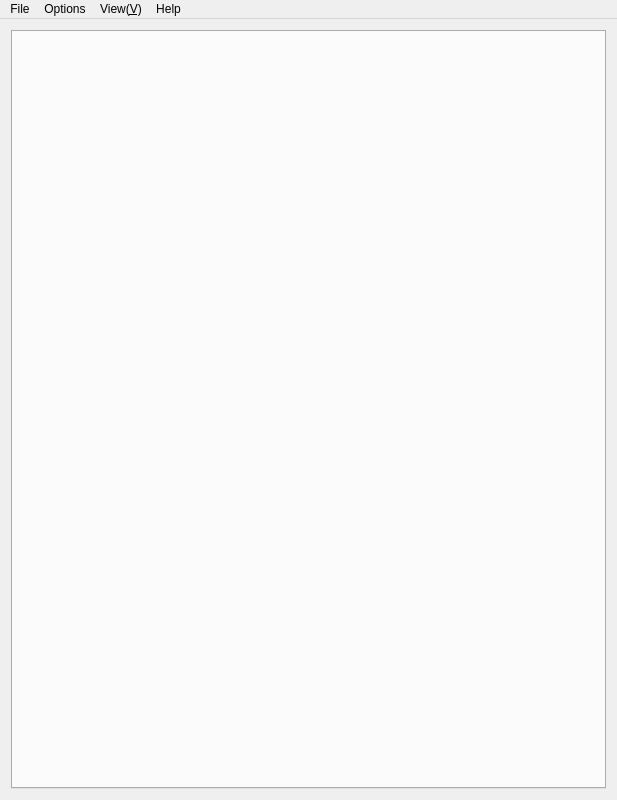
Before: the Qt Designer form MainWindow.ui in flytocc/pyqt5-cv2-multithreaded, drawn with Qt 5.
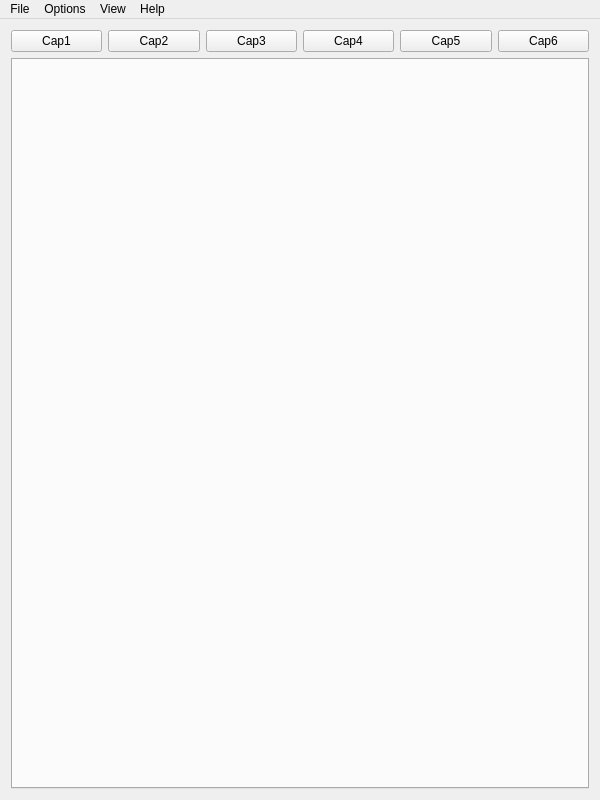
After: the same form once the commit is applied.

Diff of the .ui file:
```diff
--- a/MainWindow.ui
+++ b/MainWindow.ui
@@ -6,7 +6,7 @@
    <rect>
     <x>0</x>
     <y>0</y>
-    <width>617</width>
+    <width>600</width>
     <height>800</height>
    </rect>
   </property>
@@ -26,7 +26,53 @@
    <string>qt-opencv-multithreaded</string>
   </property>
   <widget class="QWidget" name="centralWidget">
-   <layout class="QVBoxLayout" name="verticalLayout" stretch="1">
+   <layout class="QVBoxLayout" name="verticalLayout" stretch="0,1">
+    <item>
+     <layout class="QHBoxLayout" name="horizontalLayout">
+      <item>
+       <widget class="QPushButton" name="addCapPushButton_1">
+        <property name="text">
+         <string>Cap1</string>
+        </property>
+       </widget>
+      </item>
+      <item>
+       <widget class="QPushButton" name="addCapPushButton_2">
+        <property name="text">
+         <string>Cap2</string>
+        </property>
+       </widget>
+      </item>
+      <item>
+       <widget class="QPushButton" name="addCapPushButton_3">
+        <property name="text">
+         <string>Cap3</string>
+        </property>
+       </widget>
+      </item>
+      <item>
+       <widget class="QPushButton" name="addCapPushButton_4">
+        <property name="text">
+         <string>Cap4</string>
+        </property>
+       </widget>
+      </item>
+      <item>
+       <widget class="QPushButton" name="addCapPushButton_5">
+        <property name="text">
+         <string>Cap5</string>
+        </property>
+       </widget>
+      </item>
+      <item>
+       <widget class="QPushButton" name="addCapPushButton_6">
+        <property name="text">
+         <string>Cap6</string>
+        </property>
+       </widget>
+      </item>
+     </layout>
+    </item>
     <item>
      <widget class="QTabWidget" name="tabWidget">
       <property name="sizePolicy">
@@ -53,7 +99,7 @@
     <rect>
      <x>0</x>
      <y>0</y>
-     <width>617</width>
+     <width>600</width>
      <height>26</height>
     </rect>
    </property>
@@ -77,7 +123,7 @@
    </widget>
    <widget class="QMenu" name="menuView">
     <property name="title">
-     <string>View(&amp;V)</string>
+     <string>View</string>
     </property>
     <addaction name="actionFullScreen"/>
    </widget>
```
Left out of the diff: 8 changed lines with no effect on the pictures.
